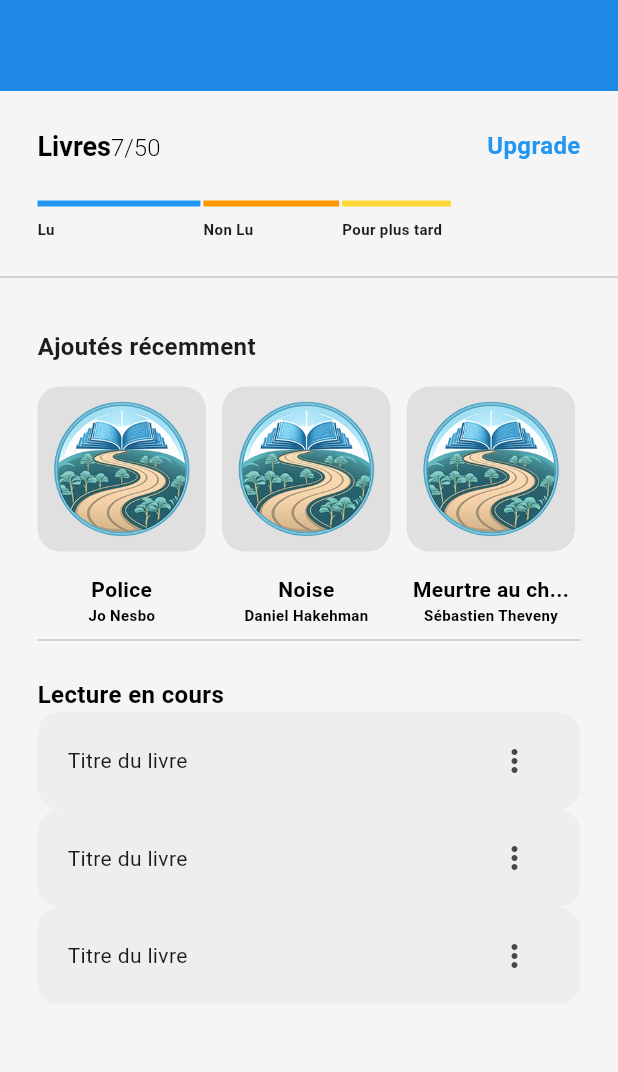
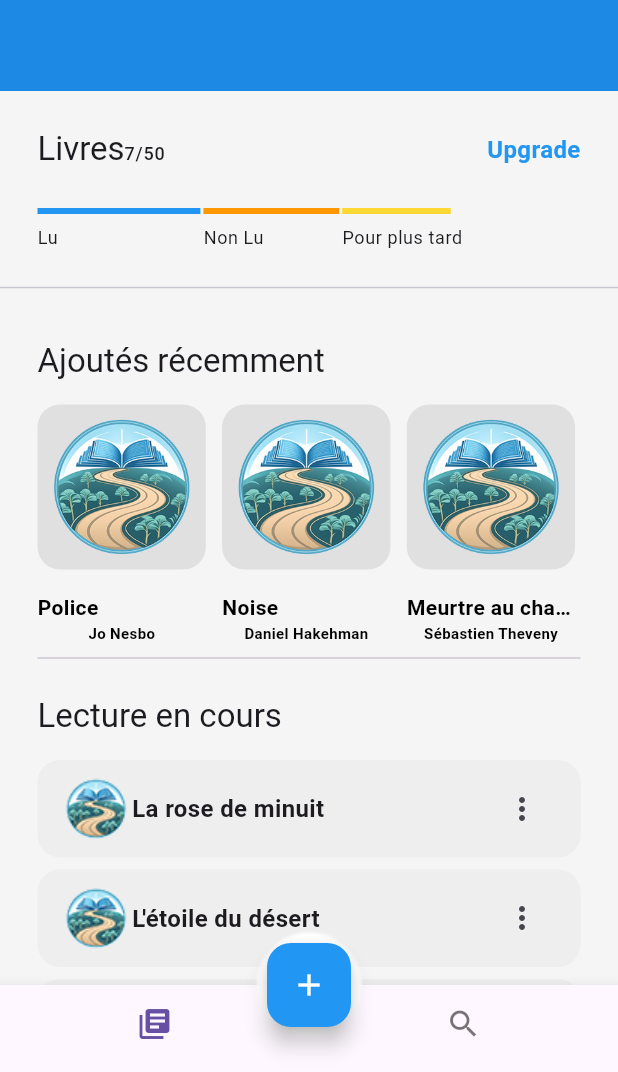
Before and after one commit to nrouelle/bibliotech_ui, a Flutter app: the screen it shows after launch, on a phone screen of 412 x 824 dp, the part 164-1236 px from its top. Run offline on Flutter 3.47's test engine with Material 3 defaults, Android fonts, the phone set to English and light mode, and no system bars; generated files the repository leaves out were written again.

Commit message:
add bottomnavigationbar

```diff
--- a/lib/src/app.dart
+++ b/lib/src/app.dart
@@ -60,7 +60,12 @@ class MyApp extends StatelessWidget {
           // Define a light and dark color theme. Then, read the user's
           // preferred ThemeMode (light, dark, or system default) from the
           // SettingsController to display the correct theme.
-          theme: ThemeData(),
+          theme: ThemeData(
+            primarySwatch: Colors.blue,
+            scaffoldBackgroundColor: Colors.blue.shade100,
+            floatingActionButtonTheme: const FloatingActionButtonThemeData(
+                backgroundColor: Colors.blue, foregroundColor: Colors.white),
+          ),
           darkTheme: ThemeData.dark(),
           themeMode: settingsController.themeMode,
 
@@ -88,3 +93,20 @@ class MyApp extends StatelessWidget {
     );
   }
 }
+
+// light Theme
+ThemeData lightThemeData(BuildContext context) {
+  return ThemeData.light().copyWith(
+      primaryColor: Colors.blue,
+      colorScheme: ColorScheme.fromSwatch(),
+      textTheme:
+          const TextTheme(titleLarge: TextStyle(fontWeight: FontWeight.bold)));
+}
+
+// // dark Theme
+// ThemeData darkThemeData(BuildContext context) {
+//   return ThemeData.dark().copyWith(
+//       primaryColor: Color(0xFFFF1D00),
+//       colorScheme:
+//           ColorScheme.fromSwatch().copyWith(secondary: Color(0xFF24A751)));
+// }
--- a/lib/src/home/home_view.dart
+++ b/lib/src/home/home_view.dart
@@ -1,9 +1,5 @@
 import 'package:flutter/material.dart';
-import 'package:flutter/widgets.dart';
 import 'package:ma_biblio/src/books/books_add_view.dart';
-import 'package:ma_biblio/src/settings/settings_view.dart';
-
-import 'package:ma_biblio/src/books/books_list_view.dart';
 
 class HomeView extends StatefulWidget {
   const HomeView({super.key});
@@ -14,6 +10,8 @@ class HomeView extends StatefulWidget {
 
 class _HomeViewState extends State<HomeView> {
   double availableScreenWidth = 0;
+  int selectedIndex = 0;
+
   @override
   Widget build(BuildContext context) {
     availableScreenWidth = MediaQuery.of(context).size.width - 50;
@@ -32,19 +30,13 @@ class _HomeViewState extends State<HomeView> {
                 mainAxisAlignment: MainAxisAlignment.spaceBetween,
                 children: [
                   RichText(
-                        text: const TextSpan(
+                      text: TextSpan(
                           text: "Livres",
-                            style: TextStyle(
-                                color: Colors.black,
-                                fontSize: 18,
-                                fontWeight: FontWeight.bold),
+                          style: Theme.of(context).textTheme.titleLarge,
                           children: [
                         TextSpan(
                             text: "7/50",
-                              style: TextStyle(
-                                  color: Colors.black,
-                                  fontSize: 16,
-                                  fontWeight: FontWeight.w300))
+                            style: Theme.of(context).textTheme.labelMedium)
                       ])),
                   const Text("Upgrade",
                       style: TextStyle(
@@ -83,9 +75,9 @@ class _HomeViewState extends State<HomeView> {
               child: ListView(
             padding: const EdgeInsets.all(25),
             children: [
-                const Text(
+              Text(
                 "Ajoutés récemment",
-                  style: TextStyle(fontSize: 16, fontWeight: FontWeight.bold),
+                style: Theme.of(context).textTheme.titleLarge,
               ),
               const SizedBox(
                 height: 15,
@@ -101,7 +93,7 @@ class _HomeViewState extends State<HomeView> {
                     width: availableScreenWidth * .03,
                   ),
                   buildAddRecentlyList(
-                        "Meurtre au ch...", "Sébastien Theveny"),
+                      "Meurtre au champagne", "Sébastien Theveny"),
                 ],
               ),
               const Divider(
@@ -110,30 +102,71 @@ class _HomeViewState extends State<HomeView> {
               const SizedBox(
                 height: 15,
               ),
-                const Text("Lecture en cours",
-                    style: TextStyle(
-                        color: Colors.black,
-                        fontSize: 16,
-                        fontWeight: FontWeight.bold)),
-                buildBookRow('Titre du livre'),
-                buildBookRow('Titre du livre'),
-                buildBookRow('Titre du livre'),
+              Text(
+                "Lecture en cours",
+                style: Theme.of(context).textTheme.titleLarge,
+              ),
+              const SizedBox(
+                height: 15,
+              ),
+              buildBookRow('La rose de minuit'),
+              buildBookRow('L\'étoile du désert'),
+              buildBookRow('Le festin'),
             ],
           )),
         ],
-        ));
+      ),
+      floatingActionButton: Container(
+        decoration: const BoxDecoration(shape: BoxShape.circle, boxShadow: [
+          BoxShadow(color: Colors.white, spreadRadius: 7, blurRadius: 1)
+        ]),
+        child: FloatingActionButton(
+          onPressed: () {
+            Navigator.push(context,
+                MaterialPageRoute(builder: ((context) => const BookAddView())));
+          },
+          child: const Icon(Icons.add),
+        ),
+      ),
+      floatingActionButtonLocation: FloatingActionButtonLocation.centerDocked,
+      bottomNavigationBar: BottomNavigationBar(
+          onTap: (index) {
+            setState(() {
+              selectedIndex = index;
+            });
+          },
+          currentIndex: selectedIndex,
+          showSelectedLabels: false,
+          showUnselectedLabels: false,
+          items: const [
+            BottomNavigationBarItem(
+                icon: Icon(Icons.library_books), label: 'Accueil'),
+            BottomNavigationBarItem(
+                icon: Icon(Icons.search), label: 'Recherche'),
+          ]),
+    );
   }
 
   Container buildBookRow(String bookTitle) {
     return Container(
+      margin: const EdgeInsets.only(bottom: 8),
       height: 65,
-      padding: const EdgeInsets.symmetric(horizontal: 20),
+      padding: const EdgeInsets.symmetric(horizontal: 15),
       decoration: BoxDecoration(
           color: Colors.grey.shade200, borderRadius: BorderRadius.circular(15)),
       child: Row(
         mainAxisAlignment: MainAxisAlignment.spaceBetween,
         children: [
-          Text(bookTitle),
+          Row(
+            children: [
+              Image.asset('assets/images/icone_livre_48.png'),
+              Text(
+                bookTitle,
+                style:
+                    const TextStyle(fontSize: 16, fontWeight: FontWeight.bold),
+              ),
+            ],
+          ),
           IconButton(
               onPressed: () {}, icon: const Icon(Icons.more_vert_rounded))
         ],
@@ -155,10 +188,14 @@ class _HomeViewState extends State<HomeView> {
         const SizedBox(
           height: 15,
         ),
-        Text(
+        Container(
+          width: availableScreenWidth * .31,
+          child: Text(
+            overflow: TextOverflow.ellipsis,
             bookTitle,
             style: const TextStyle(
                 color: Colors.black, fontSize: 14, fontWeight: FontWeight.bold),
+          ),
         ),
         Text(
           author,
@@ -184,7 +221,7 @@ class _HomeViewState extends State<HomeView> {
         ),
         Text(
           title,
-          style: TextStyle(fontSize: 10, fontWeight: FontWeight.bold),
+          style: Theme.of(context).textTheme.bodySmall,
         ),
       ],
     );
```
Lines whose indentation alone changed are shown as unchanged.
